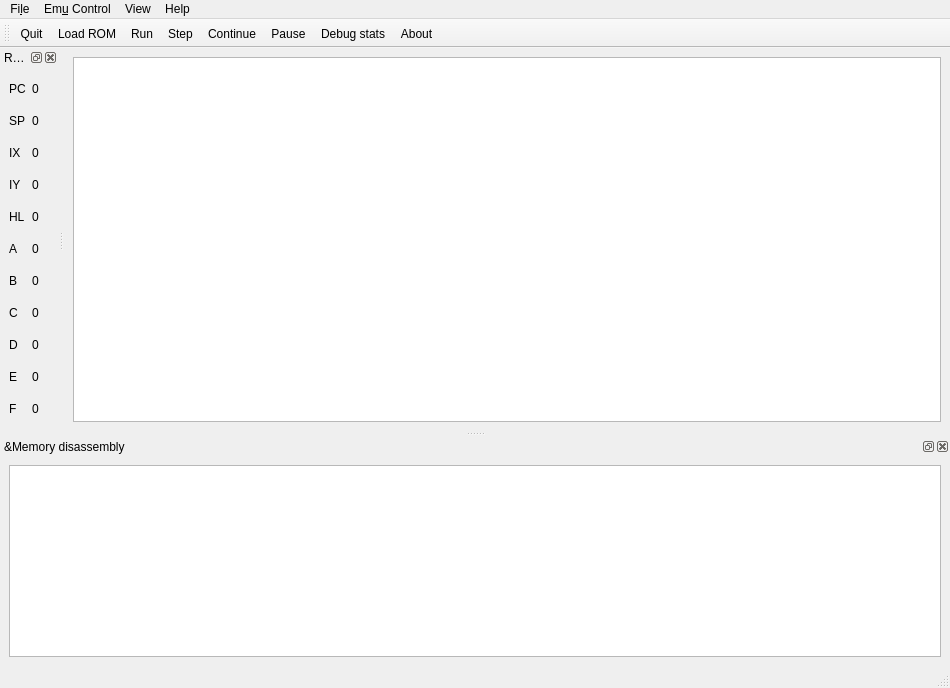
Before: the Qt Designer form ui/main_window.ui in electrified/cpuqt, drawn with Qt 5.
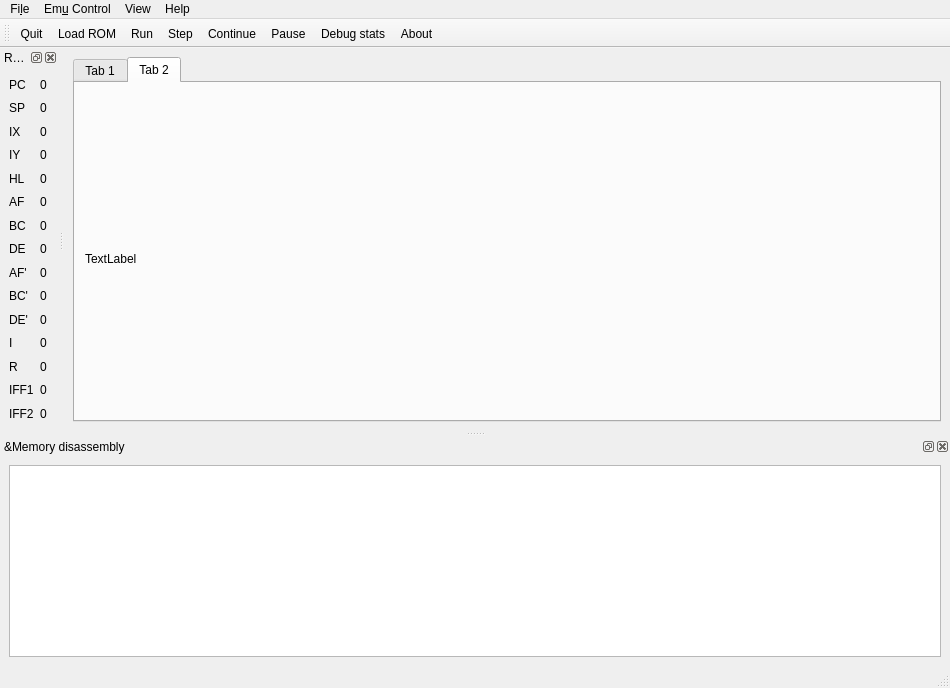
After: the same form once the commit is applied. The open tabs and pages were chosen to show the change. Icons and pictures are not drawn.

Commit message: fix cp/m bios calls and improve qt ui display of registers

Diff of the .ui file:
```diff
--- a/ui/main_window.ui
+++ b/ui/main_window.ui
@@ -18,9 +18,46 @@
    <bool>false</bool>
   </property>
   <widget class="QWidget" name="centralwidget">
-   <layout class="QVBoxLayout" name="verticalLayout">
-    <item>
-     <widget class="QPlainTextEdit" name="plainTextEdit"/>
+   <layout class="QGridLayout" name="gridLayout">
+    <item row="0" column="0">
+     <widget class="QTabWidget" name="tabWidget">
+      <property name="currentIndex">
+       <number>0</number>
+      </property>
+      <widget class="QWidget" name="tab">
+       <attribute name="title">
+        <string>Tab 1</string>
+       </attribute>
+       <widget class="QPlainTextEdit" name="plainTextEdit">
+        <property name="geometry">
+         <rect>
+          <x>5</x>
+          <y>0</y>
+          <width>771</width>
+          <height>361</height>
+         </rect>
+        </property>
+       </widget>
+      </widget>
+      <widget class="QWidget" name="tab_2">
+       <attribute name="title">
+        <string>Tab 2</string>
+       </attribute>
+       <widget class="QLabel" name="label">
+        <property name="geometry">
+         <rect>
+          <x>10</x>
+          <y>10</y>
+          <width>481</width>
+          <height>331</height>
+         </rect>
+        </property>
+        <property name="text">
+         <string>TextLabel</string>
+        </property>
+       </widget>
+      </widget>
+     </widget>
     </item>
    </layout>
   </widget>
@@ -86,44 +123,107 @@
     <number>1</number>
    </attribute>
    <widget class="QWidget" name="dockWidgetContents">
-    <layout class="QGridLayout" name="gridLayout">
-     <item row="8" column="1">
-      <widget class="QLabel" name="a_value">
+    <layout class="QGridLayout" name="_2">
+     <item row="6" column="1">
+      <widget class="QLabel" name="iy_value">
        <property name="text">
         <string>0</string>
        </property>
       </widget>
      </item>
-     <item row="11" column="0">
-      <widget class="QLabel" name="d_label">
+     <item row="7" column="0">
+      <widget class="QLabel" name="hl_label">
        <property name="text">
-        <string>D</string>
-       </property>
-      </widget>
-     </item>
-     <item row="10" column="1">
-      <widget class="QLabel" name="c_value">
-       <property name="text">
-        <string>0</string>
-       </property>
-      </widget>
-     </item>
-     <item row="4" column="0">
-      <widget class="QLabel" name="sp_label">
-       <property name="text">
-        <string>SP</string>
-       </property>
-      </widget>
-     </item>
-     <item row="5" column="1">
-      <widget class="QLabel" name="ix_value">
-       <property name="text">
-        <string>0</string>
+        <string>HL</string>
        </property>
       </widget>
      </item>
      <item row="11" column="1">
-      <widget class="QLabel" name="d_value">
+      <widget class="QLabel" name="afalt_value">
+       <property name="text">
+        <string>0</string>
+       </property>
+      </widget>
+     </item>
+     <item row="9" column="1">
+      <widget class="QLabel" name="bc_value">
+       <property name="text">
+        <string>0</string>
+       </property>
+      </widget>
+     </item>
+     <item row="10" column="0">
+      <widget class="QLabel" name="de_label">
+       <property name="text">
+        <string>DE</string>
+       </property>
+      </widget>
+     </item>
+     <item row="15" column="0">
+      <widget class="QLabel" name="r_label">
+       <property name="text">
+        <string>R</string>
+       </property>
+      </widget>
+     </item>
+     <item row="10" column="1">
+      <widget class="QLabel" name="de_value">
+       <property name="text">
+        <string>0</string>
+       </property>
+      </widget>
+     </item>
+     <item row="1" column="1">
+      <widget class="QLabel" name="sp_value">
+       <property name="text">
+        <string>0</string>
+       </property>
+      </widget>
+     </item>
+     <item row="16" column="0">
+      <widget class="QLabel" name="iff1_label">
+       <property name="text">
+        <string>IFF1</string>
+       </property>
+      </widget>
+     </item>
+     <item row="12" column="0">
+      <widget class="QLabel" name="bcalt_label">
+       <property name="text">
+        <string>BC'</string>
+       </property>
+      </widget>
+     </item>
+     <item row="14" column="0">
+      <widget class="QLabel" name="i_label">
+       <property name="text">
+        <string>I</string>
+       </property>
+      </widget>
+     </item>
+     <item row="11" column="0">
+      <widget class="QLabel" name="afalt_label">
+       <property name="text">
+        <string>AF'</string>
+       </property>
+      </widget>
+     </item>
+     <item row="12" column="1">
+      <widget class="QLabel" name="bcalt_value">
+       <property name="text">
+        <string>0</string>
+       </property>
+      </widget>
+     </item>
+     <item row="13" column="0">
+      <widget class="QLabel" name="dealt_label">
+       <property name="text">
+        <string>DE'</string>
+       </property>
+      </widget>
+     </item>
+     <item row="13" column="1">
+      <widget class="QLabel" name="dealt_value">
        <property name="text">
         <string>0</string>
        </property>
@@ -136,20 +236,13 @@
        </property>
       </widget>
      </item>
-     <item row="7" column="1">
-      <widget class="QLabel" name="hl_value">
+     <item row="5" column="1">
+      <widget class="QLabel" name="ix_value">
        <property name="text">
         <string>0</string>
        </property>
       </widget>
      </item>
-     <item row="7" column="0">
-      <widget class="QLabel" name="hl_label">
-       <property name="text">
-        <string>HL</string>
-       </property>
-      </widget>
-     </item>
      <item row="5" column="0">
       <widget class="QLabel" name="ix_label">
        <property name="text">
@@ -157,6 +250,41 @@
        </property>
       </widget>
      </item>
+     <item row="8" column="0">
+      <widget class="QLabel" name="af_label">
+       <property name="text">
+        <string>AF</string>
+       </property>
+      </widget>
+     </item>
+     <item row="8" column="1">
+      <widget class="QLabel" name="af_value">
+       <property name="text">
+        <string>0</string>
+       </property>
+      </widget>
+     </item>
+     <item row="9" column="0">
+      <widget class="QLabel" name="b_label">
+       <property name="text">
+        <string>BC</string>
+       </property>
+      </widget>
+     </item>
+     <item row="14" column="1">
+      <widget class="QLabel" name="i_value">
+       <property name="text">
+        <string>0</string>
+       </property>
+      </widget>
+     </item>
+     <item row="15" column="1">
+      <widget class="QLabel" name="r_value">
+       <property name="text">
+        <string>0</string>
+       </property>
+      </widget>
+     </item>
      <item row="0" column="1">
       <widget class="QLabel" name="pc_value">
        <property name="text">
@@ -164,10 +292,17 @@
        </property>
       </widget>
      </item>
-     <item row="10" column="0">
-      <widget class="QLabel" name="c_label">
+     <item row="1" column="0">
+      <widget class="QLabel" name="sp_label">
        <property name="text">
-        <string>C</string>
+        <string>SP</string>
+       </property>
+      </widget>
+     </item>
+     <item row="7" column="1">
+      <widget class="QLabel" name="hl_value">
+       <property name="text">
+        <string>0</string>
        </property>
       </widget>
      </item>
@@ -178,64 +313,22 @@
        </property>
       </widget>
      </item>
-     <item row="9" column="1">
-      <widget class="QLabel" name="b_value">
+     <item row="16" column="1">
+      <widget class="QLabel" name="iff1_value">
        <property name="text">
         <string>0</string>
        </property>
       </widget>
      </item>
-     <item row="4" column="1">
-      <widget class="QLabel" name="sp_value">
+     <item row="17" column="0">
+      <widget class="QLabel" name="iff2_label">
        <property name="text">
-        <string>0</string>
+        <string>IFF2</string>
        </property>
       </widget>
      </item>
-     <item row="9" column="0">
-      <widget class="QLabel" name="b_label">
-       <property name="text">
-        <string>B</string>
-       </property>
-      </widget>
-     </item>
-     <item row="13" column="0">
-      <widget class="QLabel" name="f_label">
-       <property name="text">
-        <string>F</string>
-       </property>
-      </widget>
-     </item>
-     <item row="12" column="1">
-      <widget class="QLabel" name="e_value">
-       <property name="text">
-        <string>0</string>
-       </property>
-      </widget>
-     </item>
-     <item row="6" column="1">
-      <widget class="QLabel" name="iy_value">
-       <property name="text">
-        <string>0</string>
-       </property>
-      </widget>
-     </item>
-     <item row="8" column="0">
-      <widget class="QLabel" name="a_label">
-       <property name="text">
-        <string>A</string>
-       </property>
-      </widget>
-     </item>
-     <item row="12" column="0">
-      <widget class="QLabel" name="e_label">
-       <property name="text">
-        <string>E</string>
-       </property>
-      </widget>
-     </item>
-     <item row="13" column="1">
-      <widget class="QLabel" name="f_value">
+     <item row="17" column="1">
+      <widget class="QLabel" name="iff2_value">
        <property name="text">
         <string>0</string>
        </property>
```
Left out of the diff: 2 changed lines with no effect on the pictures. The commit also changes 6 other files.
